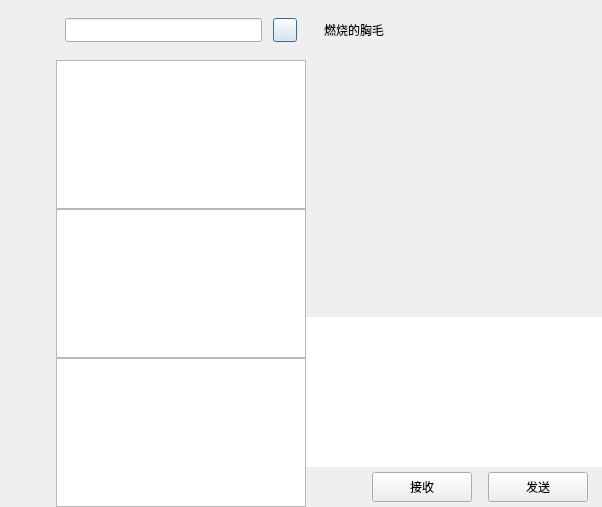
xiegd/chat, file client/llfcchat/chatdialog.ui: the form before one commit.
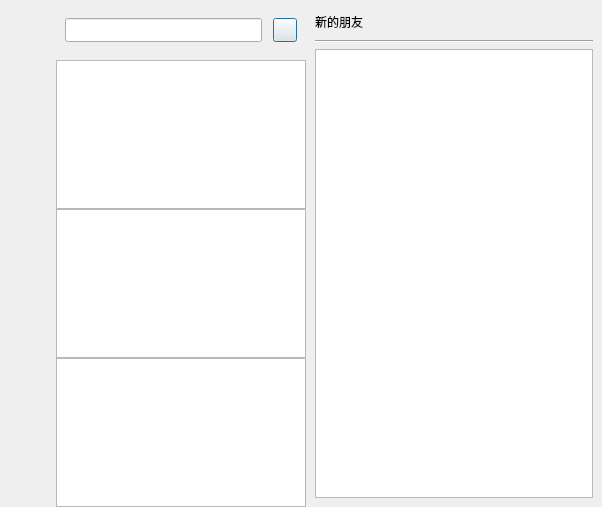
The form after the commit. Custom widgets are drawn as their Qt base class.

Commit message: 新增申请列表ui

```diff
--- a/client/llfcchat/chatdialog.ui
+++ b/client/llfcchat/chatdialog.ui
@@ -319,7 +319,7 @@
       </size>
      </property>
      <property name="currentIndex">
-      <number>0</number>
+      <number>1</number>
      </property>
      <widget class="QWidget" name="chat_page">
       <layout class="QHBoxLayout" name="horizontalLayout_6">
@@ -640,7 +640,60 @@
        </item>
       </layout>
      </widget>
-     <widget class="QWidget" name="contact_page"/>
+     <widget class="QWidget" name="friend_apply_page">
+      <layout class="QVBoxLayout" name="verticalLayout_6">
+       <item>
+        <widget class="QLabel" name="friend_apply_lb">
+         <property name="minimumSize">
+          <size>
+           <width>0</width>
+           <height>25</height>
+          </size>
+         </property>
+         <property name="maximumSize">
+          <size>
+           <width>16777215</width>
+           <height>25</height>
+          </size>
+         </property>
+         <property name="text">
+          <string>新的朋友</string>
+         </property>
+        </widget>
+       </item>
+       <item>
+        <widget class="Line" name="line">
+         <property name="orientation">
+          <enum>Qt::Horizontal</enum>
+         </property>
+        </widget>
+       </item>
+       <item>
+        <widget class="QWidget" name="widget_3" native="true">
+         <layout class="QVBoxLayout" name="verticalLayout_7">
+          <property name="spacing">
+           <number>0</number>
+          </property>
+          <property name="leftMargin">
+           <number>0</number>
+          </property>
+          <property name="topMargin">
+           <number>0</number>
+          </property>
+          <property name="rightMargin">
+           <number>0</number>
+          </property>
+          <property name="bottomMargin">
+           <number>0</number>
+          </property>
+          <item>
+           <widget class="QListWidget" name="friend_apply_list"/>
+          </item>
+         </layout>
+        </widget>
+       </item>
+      </layout>
+     </widget>
     </widget>
    </item>
   </layout>
```
